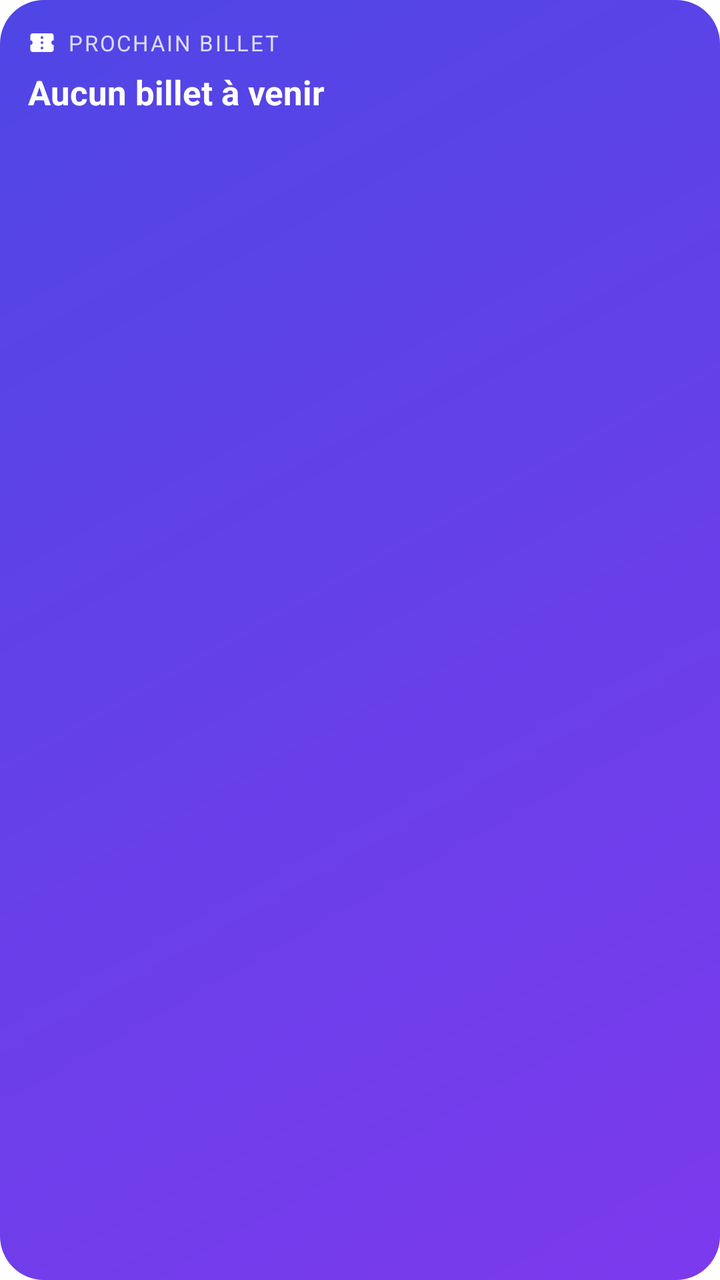
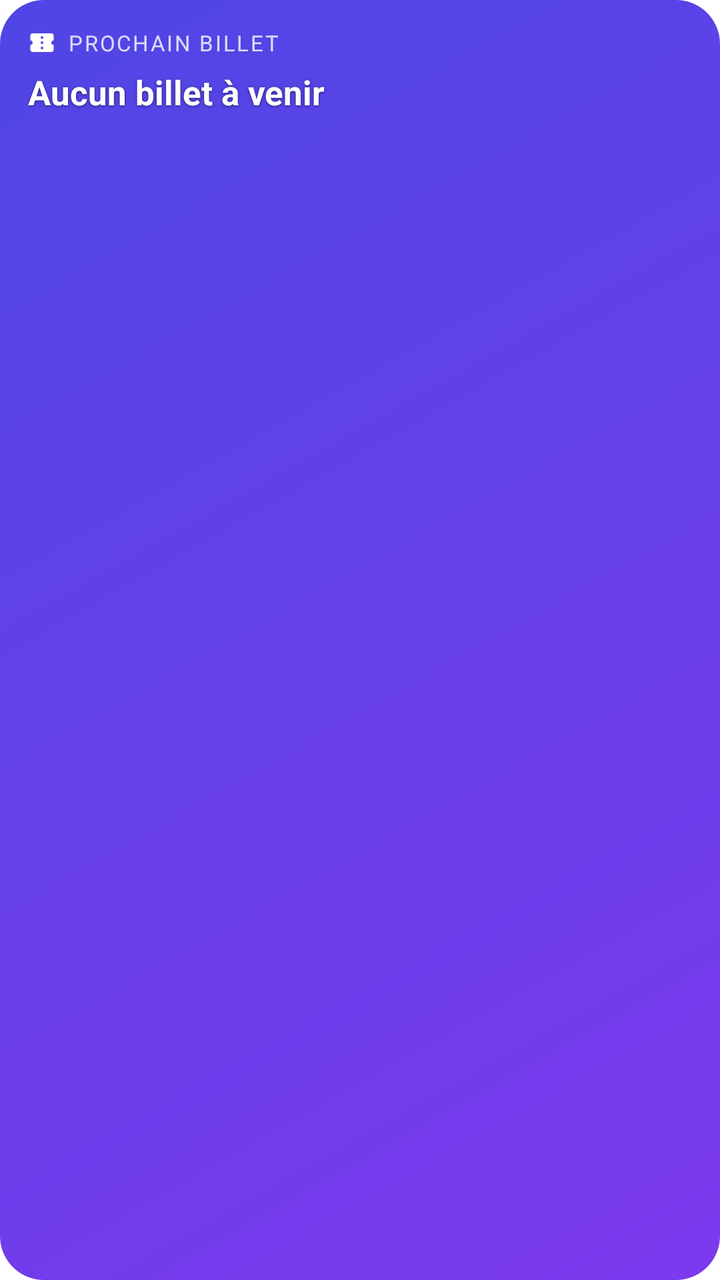

The first picture is an Android layout as it rendered before a commit; the second is the same layout after the commit. The layout source and the unified diff follow.
<!-- AndroidManifest.xml: fallback theme Theme.MaterialComponents.DayNight.NoActionBar -->
<!-- res/layout/eventez_next_ticket_widget.xml -->
<?xml version="1.0" encoding="utf-8"?>
<LinearLayout xmlns:android="http://schemas.android.com/apk/res/android"
  android:id="@+id/eventez_widget_root"
  android:layout_width="match_parent"
  android:layout_height="match_parent"
  android:background="@drawable/eventez_widget_bg"
  android:orientation="vertical"
  android:padding="14dp">

  <LinearLayout
    android:layout_width="match_parent"
    android:layout_height="wrap_content"
    android:gravity="center_vertical"
    android:orientation="horizontal">

    <ImageView
      android:layout_width="14dp"
      android:layout_height="14dp"
      android:contentDescription="@null"
      android:src="@drawable/eventez_ic_ticket"
      android:tint="#CCFFFFFF" />

    <TextView
      android:id="@+id/eventez_widget_header"
      android:layout_width="wrap_content"
      android:layout_height="wrap_content"
      android:layout_marginStart="6dp"
      android:text="@string/eventez_widget_header"
      android:textAllCaps="true"
      android:textColor="#CCFFFFFF"
      android:textSize="11sp"
      android:letterSpacing="0.08" />
  </LinearLayout>

  <TextView
    android:id="@+id/eventez_widget_title"
    android:layout_width="match_parent"
    android:layout_height="0dp"
    android:layout_marginTop="6dp"
    android:layout_weight="1"
    android:ellipsize="end"
    android:maxLines="2"
    android:text="@string/eventez_widget_empty"
    android:textColor="#FFFFFFFF"
    android:textSize="17sp"
    android:textStyle="bold" />

  <TextView
    android:id="@+id/eventez_widget_when"
    android:layout_width="match_parent"
    android:layout_height="wrap_content"
    android:ellipsize="end"
    android:maxLines="1"
    android:textColor="#FFFFFFFF"
    android:textSize="13sp" />

  <TextView
    android:id="@+id/eventez_widget_venue"
    android:layout_width="match_parent"
    android:layout_height="wrap_content"
    android:ellipsize="end"
    android:maxLines="1"
    android:textColor="#B3FFFFFF"
    android:textSize="12sp" />
</LinearLayout>
<!-- resources referenced by this layout -->
<resources>
  <!-- drawable eventez_ic_ticket (drawable) -->
  <vector xmlns:android="http://schemas.android.com/apk/res/android"
    android:width="24dp"
    android:height="24dp"
    android:viewportWidth="24"
    android:viewportHeight="24">
    <path
      android:fillColor="#FFFFFFFF"
      android:pathData="M22,10V6c0,-1.11 -0.9,-2 -2,-2H4c-1.1,0 -1.99,0.89 -1.99,2v4c1.1,0 1.99,0.9 1.99,2s-0.89,2 -2,2v4c0,1.1 0.9,2 2,2h16c1.1,0 2,-0.9 2,-2v-4c-1.1,0 -2,-0.9 -2,-2s0.9,-2 2,-2zM13,17.5h-2v-2h2v2zM13,13h-2v-2h2v2zM13,8.5h-2v-2h2v2z" />
  </vector>
  <!-- drawable eventez_widget_bg (drawable) -->
  <shape xmlns:android="http://schemas.android.com/apk/res/android" android:shape="rectangle">
    <gradient
      android:angle="315"
      android:endColor="#FF7C3AED"
      android:startColor="#FF4F46E5" />
    <corners android:radius="22dp" />
  </shape>
  <string name="eventez_widget_empty">Aucun billet à venir</string>
  <string name="eventez_widget_header">Prochain billet</string>
</resources>

<!-- the commit's change to res/layout/eventez_next_ticket_widget.xml (unified diff, before → after) -->
@@ -1,65 +1,97 @@
 <?xml version="1.0" encoding="utf-8"?>
-<LinearLayout xmlns:android="http://schemas.android.com/apk/res/android"
+<FrameLayout xmlns:android="http://schemas.android.com/apk/res/android"
   android:id="@+id/eventez_widget_root"
   android:layout_width="match_parent"
   android:layout_height="match_parent"
-  android:background="@drawable/eventez_widget_bg"
-  android:orientation="vertical"
-  android:padding="14dp">
+  android:background="@drawable/eventez_widget_bg">
+
+  <ImageView
+    android:id="@+id/eventez_widget_image"
+    android:layout_width="match_parent"
+    android:layout_height="match_parent"
+    android:contentDescription="@null"
+    android:scaleType="centerCrop"
+    android:visibility="gone" />
+
+  <View
+    android:id="@+id/eventez_widget_scrim"
+    android:layout_width="match_parent"
+    android:layout_height="match_parent"
+    android:background="@drawable/eventez_widget_scrim"
+    android:visibility="gone" />
 
   <LinearLayout
     android:layout_width="match_parent"
-    android:layout_height="wrap_content"
-    android:gravity="center_vertical"
-    android:orientation="horizontal">
+    android:layout_height="match_parent"
+    android:orientation="vertical"
+    android:padding="14dp">
 
-    <ImageView
-      android:layout_width="14dp"
-      android:layout_height="14dp"
-      android:contentDescription="@null"
-      android:src="@drawable/eventez_ic_ticket"
-      android:tint="#CCFFFFFF" />
+    <LinearLayout
+      android:layout_width="match_parent"
+      android:layout_height="wrap_content"
+      android:gravity="center_vertical"
+      android:orientation="horizontal">
+
+      <ImageView
+        android:layout_width="14dp"
+        android:layout_height="14dp"
+        android:contentDescription="@null"
+        android:src="@drawable/eventez_ic_ticket"
+        android:tint="#CCFFFFFF" />
+
+      <TextView
+        android:id="@+id/eventez_widget_header"
+        android:layout_width="wrap_content"
+        android:layout_height="wrap_content"
+        android:layout_marginStart="6dp"
+        android:text="@string/eventez_widget_header"
+        android:textAllCaps="true"
+        android:textColor="#CCFFFFFF"
+        android:textSize="11sp"
+        android:letterSpacing="0.08" />
+    </LinearLayout>
 
     <TextView
-      android:id="@+id/eventez_widget_header"
-      android:layout_width="wrap_content"
+      android:id="@+id/eventez_widget_title"
+      android:layout_width="match_parent"
+      android:layout_height="0dp"
+      android:layout_marginTop="6dp"
+      android:layout_weight="1"
+      android:ellipsize="end"
+      android:maxLines="2"
+      android:shadowColor="#80000000"
+      android:shadowDx="0"
+      android:shadowDy="1"
+      android:shadowRadius="3"
+      android:text="@string/eventez_widget_empty"
+      android:textColor="#FFFFFFFF"
+      android:textSize="17sp"
+      android:textStyle="bold" />
+
+    <TextView
+      android:id="@+id/eventez_widget_when"
+      android:layout_width="match_parent"
       android:layout_height="wrap_content"
-      android:layout_marginStart="6dp"
-      android:text="@string/eventez_widget_header"
-      android:textAllCaps="true"
-      android:textColor="#CCFFFFFF"
-      android:textSize="11sp"
-      android:letterSpacing="0.08" />
+      android:ellipsize="end"
+      android:maxLines="1"
+      android:shadowColor="#80000000"
+      android:shadowDx="0"
+      android:shadowDy="1"
+      android:shadowRadius="3"
+      android:textColor="#FFFFFFFF"
+      android:textSize="13sp" />
+
+    <TextView
+      android:id="@+id/eventez_widget_venue"
+      android:layout_width="match_parent"
+      android:layout_height="wrap_content"
+      android:ellipsize="end"
+      android:maxLines="1"
+      android:shadowColor="#80000000"
+      android:shadowDx="0"
+      android:shadowDy="1"
+      android:shadowRadius="3"
+      android:textColor="#B3FFFFFF"
+      android:textSize="12sp" />
   </LinearLayout>
-
-  <TextView
-    android:id="@+id/eventez_widget_title"
-    android:layout_width="match_parent"
-    android:layout_height="0dp"
-    android:layout_marginTop="6dp"
-    android:layout_weight="1"
-    android:ellipsize="end"
-    android:maxLines="2"
-    android:text="@string/eventez_widget_empty"
-    android:textColor="#FFFFFFFF"
-    android:textSize="17sp"
-    android:textStyle="bold" />
-
-  <TextView
-    android:id="@+id/eventez_widget_when"
-    android:layout_width="match_parent"
-    android:layout_height="wrap_content"
-    android:ellipsize="end"
-    android:maxLines="1"
-    android:textColor="#FFFFFFFF"
-    android:textSize="13sp" />
-
-  <TextView
-    android:id="@+id/eventez_widget_venue"
-    android:layout_width="match_parent"
-    android:layout_height="wrap_content"
-    android:ellipsize="end"
-    android:maxLines="1"
-    android:textColor="#B3FFFFFF"
-    android:textSize="12sp" />
-</LinearLayout>
+</FrameLayout>
<!-- resource entries referenced after the edit -->
@@ -18,6 +18,15 @@
       android:startColor="#FF4F46E5" />
     <corners android:radius="22dp" />
   </shape>
+  <!-- drawable eventez_widget_scrim (drawable) -->
+  <shape xmlns:android="http://schemas.android.com/apk/res/android" android:shape="rectangle">
+    <gradient
+      android:angle="270"
+      android:startColor="#C7000000"
+      android:centerColor="#73000000"
+      android:endColor="#40000000" />
+    <corners android:radius="22dp" />
+  </shape>
   <string name="eventez_widget_empty">Aucun billet à venir</string>
   <string name="eventez_widget_header">Prochain billet</string>
 </resources>
